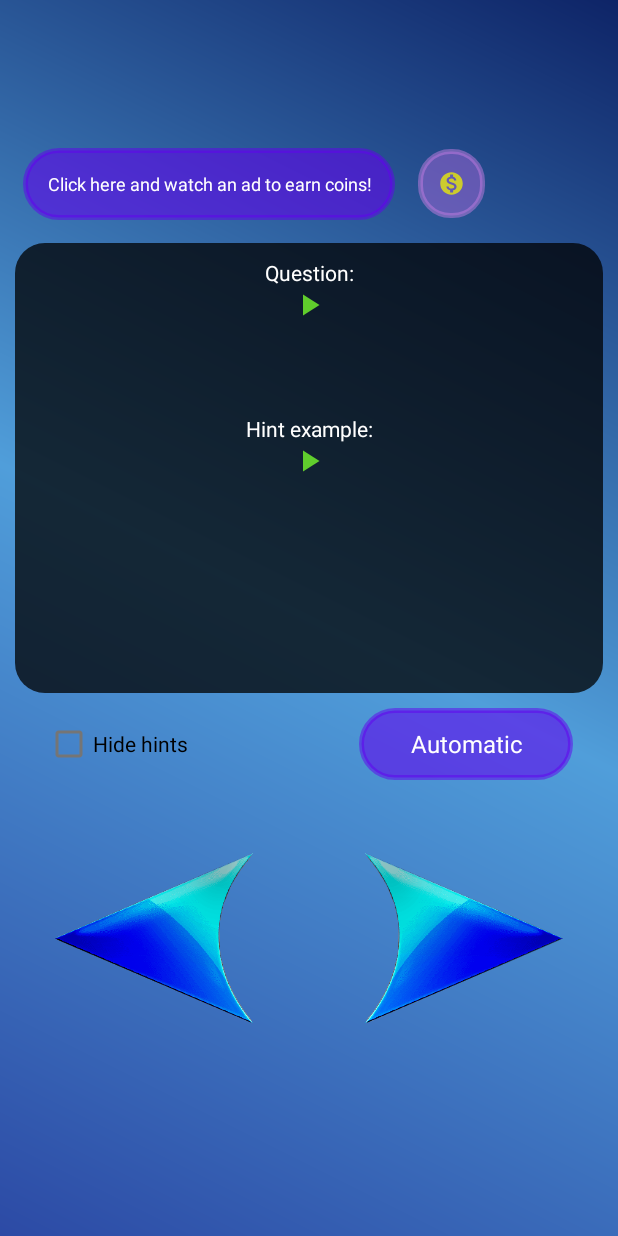
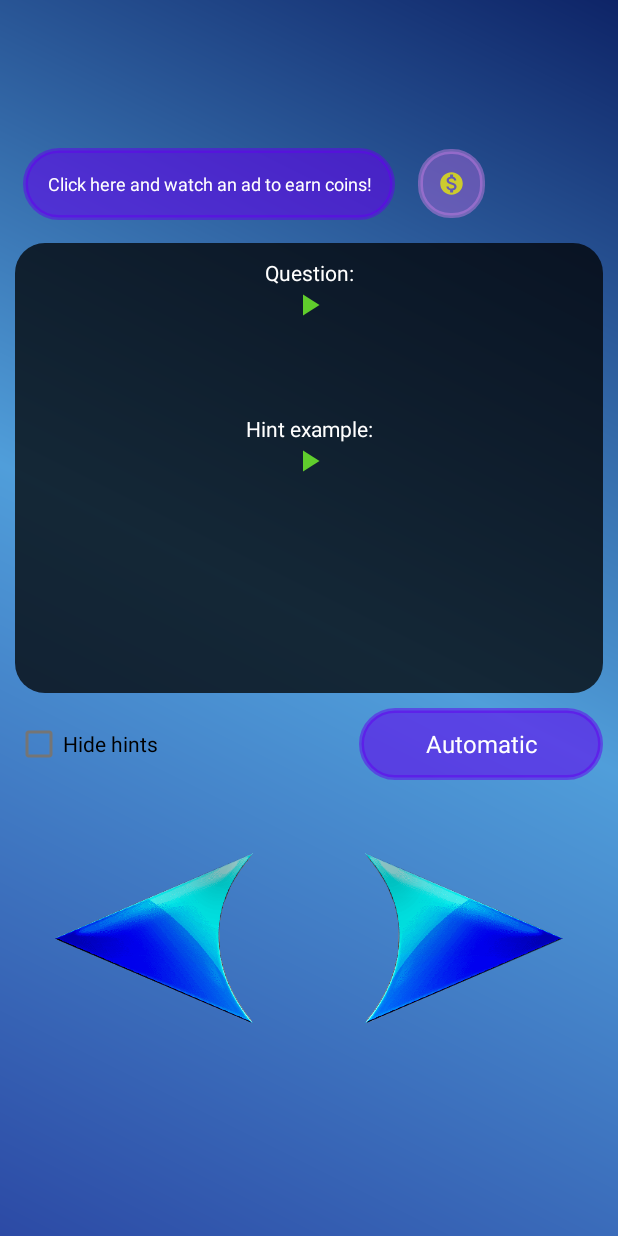
Before and after one commit to tgthiag/Answ-English, an Android app: the layout beginner.xml on its own in the app's theme, with its tools: preview values and no code run, on a phone screen of 412 x 824 dp. Run offline under Robolectric (Android 15) with nearby library versions, the phone set to English and light mode, and no system bars.

Commit message:
Traduzido do inglês para alemão, espanhol e português, alterações no layout para encaixar em várias telas.

```diff
--- a/app/build.gradle
+++ b/app/build.gradle
@@ -7,7 +7,7 @@ android {
     compileSdk 31
 
     defaultConfig {
-        applicationId "com.example.answering"
+        applicationId "com.answering"
         minSdk 21
         targetSdk 31
         versionCode 1
--- a/app/src/main/res/layout-h360dp/beginner.xml
+++ b/app/src/main/res/layout-h360dp/beginner.xml
@@ -106,7 +106,7 @@
         android:layout_width="wrap_content"
         android:layout_height="35dp"
         android:text="@string/hidehints"
-        android:layout_marginStart="30dp"
+        android:layout_marginStart="10dp"
         android:textSize="14sp"
         android:layout_gravity="start"
         android:layout_weight="1"/>
@@ -114,10 +114,10 @@
         <Button
             android:id="@+id/btAutomatic"
             style="@style/bt_secondary"
-            android:layout_width="101dp"
+            android:layout_width="wrap_content"
             android:layout_height="35dp"
             android:layout_gravity="end"
-            android:layout_marginEnd="30dp"
+            android:layout_marginEnd="10dp"
             android:layout_weight="1"
             android:layout_marginBottom="1dp"
             android:text="@string/automatizar"
--- a/app/src/main/res/layout-h480dp/beginner.xml
+++ b/app/src/main/res/layout-h480dp/beginner.xml
@@ -108,7 +108,7 @@
             android:layout_width="30dp"
             android:layout_height="wrap_content"
             android:layout_gravity="start"
-            android:layout_marginStart="15dp"
+            android:layout_marginStart="10dp"
             android:layout_weight="1"
             android:text="@string/hidehints" />
         <Button
@@ -120,7 +120,7 @@
             android:layout_gravity="end"
             android:textSize="16sp"
             android:textAllCaps="false"
-            android:layout_marginEnd="20dp"
+            android:layout_marginEnd="10dp"
             android:layout_weight="1"/>
     </LinearLayout>
 
--- a/app/src/main/res/layout-h600dp/beginner.xml
+++ b/app/src/main/res/layout-h600dp/beginner.xml
@@ -102,7 +102,7 @@
         android:layout_width="wrap_content"
         android:layout_height="wrap_content"
         android:text="@string/hidehints"
-        android:layout_marginStart="30dp"
+        android:layout_marginStart="10dp"
         android:layout_gravity="start"
         android:layout_weight="1"/>
         <Button
@@ -114,7 +114,7 @@
             android:layout_gravity="end"
             android:textSize="16sp"
             android:textAllCaps="false"
-            android:layout_marginEnd="30dp"
+            android:layout_marginEnd="10dp"
             android:layout_weight="1"/>
     </LinearLayout>
 
--- a/app/src/main/res/layout/beginner.xml
+++ b/app/src/main/res/layout/beginner.xml
@@ -102,7 +102,7 @@
         android:layout_width="wrap_content"
         android:layout_height="wrap_content"
         android:text="@string/hidehints"
-        android:layout_marginStart="30dp"
+        android:layout_marginStart="10dp"
         android:layout_gravity="start"
         android:layout_weight="1"/>
         <Button
@@ -114,7 +114,7 @@
             android:layout_gravity="end"
             android:textSize="16sp"
             android:textAllCaps="false"
-            android:layout_marginEnd="30dp"
+            android:layout_marginEnd="10dp"
             android:layout_weight="1"/>
     </LinearLayout>
 
```
Also changed, not shown: 2 other files.
